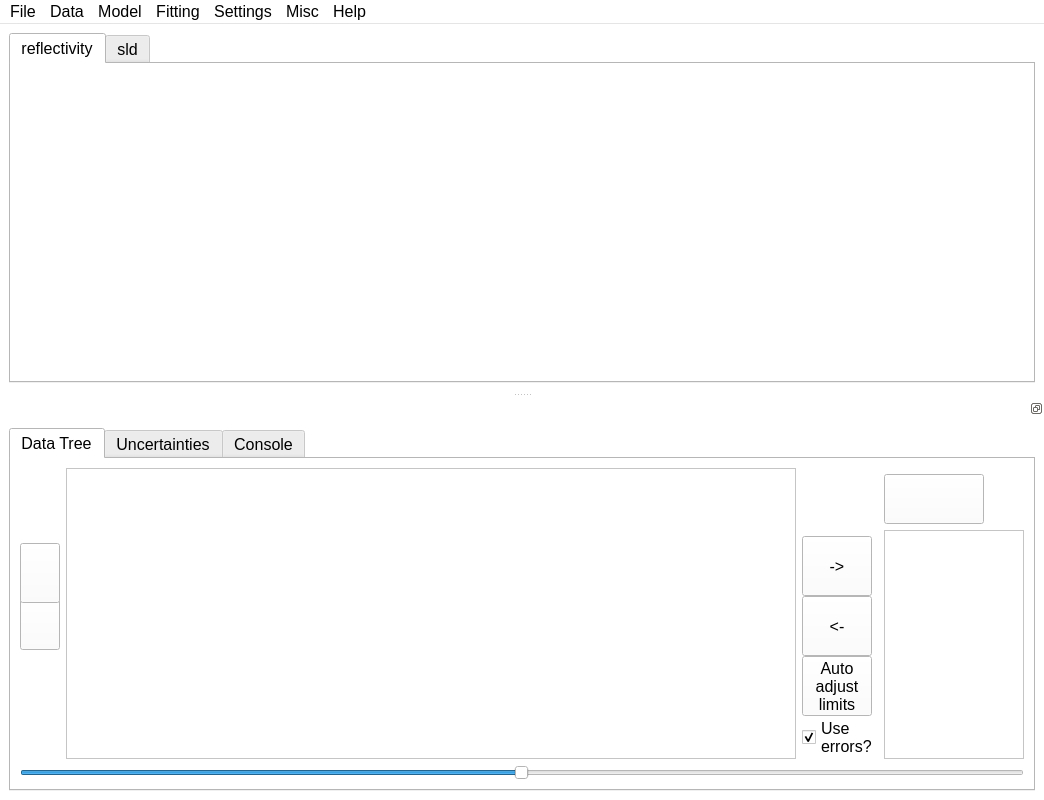
This is refnx/reflect/_app/ui/motofit.ui in refnx/refnx as Qt 5 draws it before an edit. The edited form follows.
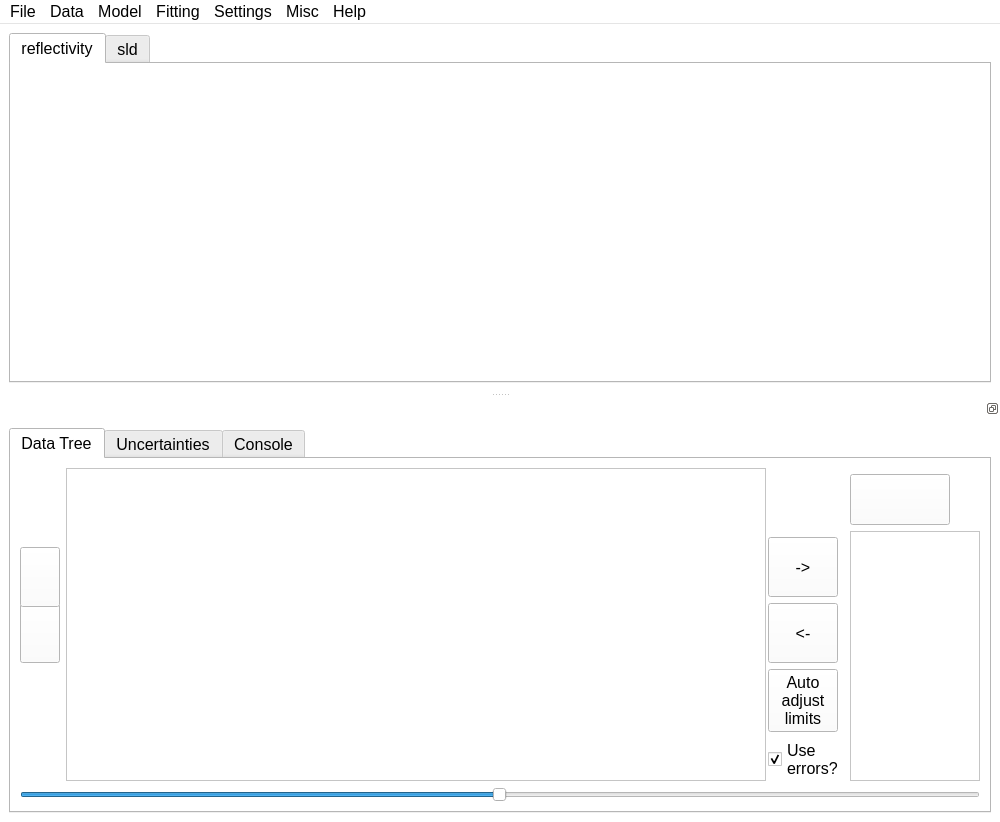
This is the edited form. Icons and pictures are not drawn.

Commit message: GUI: minimum window size

```diff
--- a/refnx/reflect/_app/ui/motofit.ui
+++ b/refnx/reflect/_app/ui/motofit.ui
@@ -6,8 +6,8 @@
    <rect>
     <x>0</x>
     <y>0</y>
-    <width>1044</width>
-    <height>800</height>
+    <width>1000</width>
+    <height>822</height>
    </rect>
   </property>
   <property name="sizePolicy">
@@ -18,8 +18,8 @@
   </property>
   <property name="minimumSize">
    <size>
-    <width>600</width>
-    <height>462</height>
+    <width>1000</width>
+    <height>800</height>
    </size>
   </property>
   <property name="palette">
@@ -540,7 +540,7 @@
     <rect>
      <x>0</x>
      <y>0</y>
-     <width>1044</width>
+     <width>1000</width>
      <height>22</height>
     </rect>
    </property>
```
Left out of the diff: 10 changed lines with no effect on the pictures. The commit also changes 1 other file.
